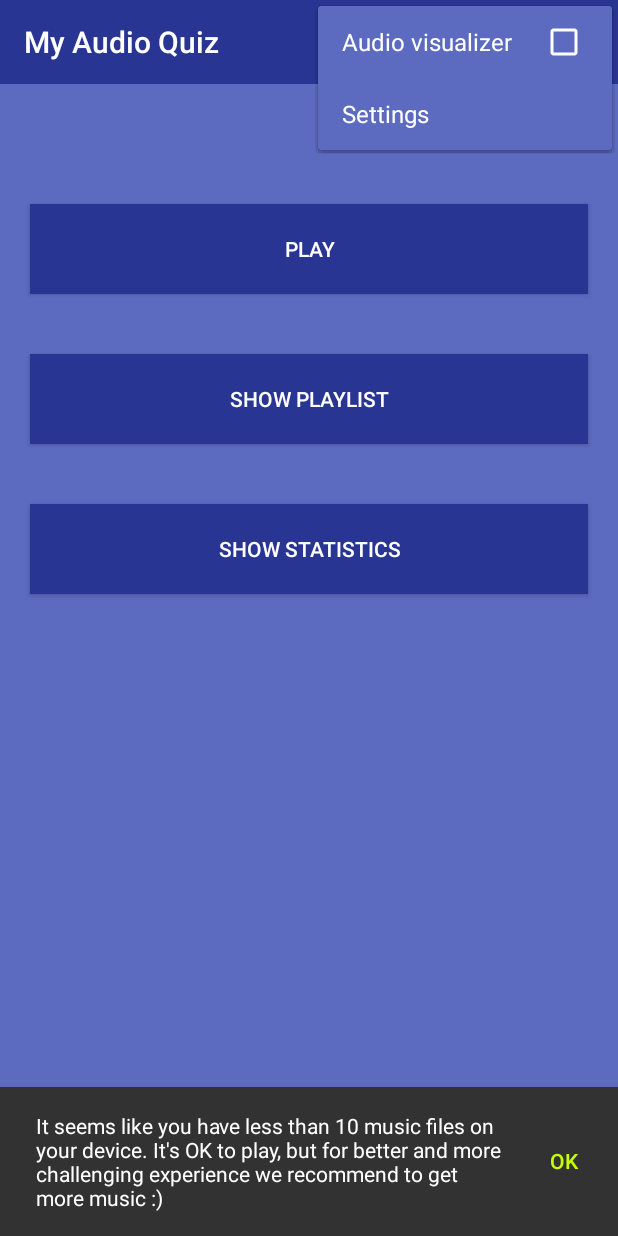
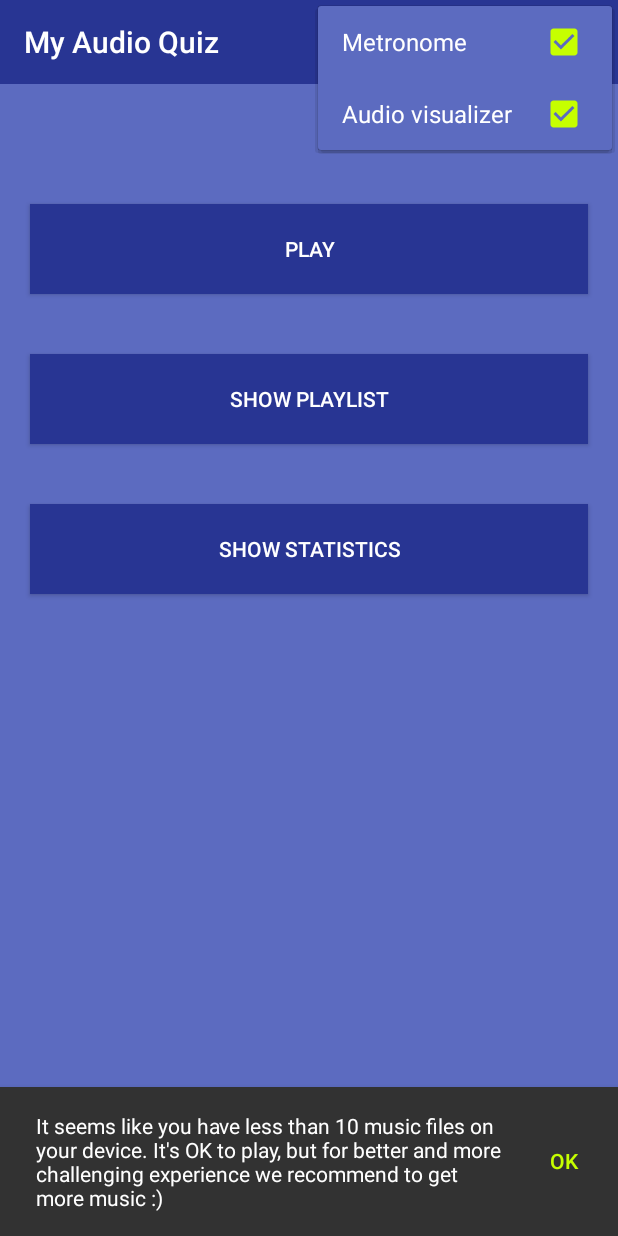
Before and after one commit to imaginary-unit/AudioQuiz, an Android app: the StartActivity screen opened directly, with no data from a screen before it, with the options menu open, on a phone screen of 412 x 824 dp. Run offline under Robolectric (Android 15) with nearby library versions, the phone set to English and light mode, and no system bars.

Commit message:
Added menu options for metronome and visualizer; + minor gameplay bug fixes

```diff
--- a/app/src/main/java/ru/imunit/maquiz/activities/GameActivity.java
+++ b/app/src/main/java/ru/imunit/maquiz/activities/GameActivity.java
@@ -17,6 +17,7 @@ import ru.imunit.maquiz.fragments.GameFragment;
 import ru.imunit.maquiz.fragments.ModelRetainFragment;
 import ru.imunit.maquiz.fragments.ResultsFragment;
 import ru.imunit.maquiz.managers.ExceptionNotifier;
+import ru.imunit.maquiz.managers.SettingsManager;
 import ru.imunit.maquiz.models.GameModel;
 import ru.imunit.maquizdb.DataSourceFactory;
 import ru.imunit.maquizdb.entities.DBTrack;
@@ -47,6 +48,8 @@ public class GameActivity extends AppCompatActivity
             mModelRetainFragment.setModel(new GameModel(DataSourceFactory.getDataSource(this)));
             getSupportFragmentManager().beginTransaction()
                     .add(mModelRetainFragment, "ModelRetain").commit();
+            mModelRetainFragment.getModel().setMetronomeEnabled(
+                    new SettingsManager(this).getMetronomeState());
         }
         mModel = mModelRetainFragment.getModel();
         mModel.setAsyncExceptionListener(new GameModel.AsyncExceptionListener() {
--- /dev/null
+++ b/app/src/main/java/ru/imunit/maquiz/managers/SettingsManager.java
@@ -0,0 +1,45 @@
+package ru.imunit.maquiz.managers;
+
+import android.content.Context;
+import android.content.SharedPreferences;
+
+/**
+ * Created by lemoist on 10.08.16.
+ */
+
+public class SettingsManager {
+
+    public SettingsManager(Context context) {
+        mContext = context;
+    }
+
+    public void setVisualizerState(boolean state) {
+        SharedPreferences sp = mContext.getSharedPreferences(PREFS_NAME, 0);
+        SharedPreferences.Editor editor = sp.edit();
+        editor.putBoolean(VISUALIZER_STATE, state);
+        editor.commit();
+    }
+
+    public void setMetronomeState(boolean state) {
+        SharedPreferences sp = mContext.getSharedPreferences(PREFS_NAME, 0);
+        SharedPreferences.Editor editor = sp.edit();
+        editor.putBoolean(METRONOME_STATE, state);
+        editor.commit();
+    }
+
+    public boolean getVisualizerState() {
+        SharedPreferences sp = mContext.getSharedPreferences(PREFS_NAME, 0);
+        return sp.getBoolean(VISUALIZER_STATE, true);
+    }
+
+    public boolean getMetronomeState() {
+        SharedPreferences sp = mContext.getSharedPreferences(PREFS_NAME, 0);
+        return sp.getBoolean(METRONOME_STATE, true);
+    }
+
+    private Context mContext;
+
+    private static final String PREFS_NAME = "GamePreferences";
+    private static final String VISUALIZER_STATE = "visualizerState";
+    private static final String METRONOME_STATE = "metronomeState";
+}
--- a/app/src/main/res/menu/menu_main.xml
+++ b/app/src/main/res/menu/menu_main.xml
@@ -3,13 +3,19 @@
     xmlns:tools="http://schemas.android.com/tools"
     tools:context=".activities.StartActivity">
 
-    <item android:id="@+id/action_settings" android:title="@string/action_settings"
-        android:orderInCategory="100" app:showAsAction="never" />
+    <item
+        android:id="@+id/action_metronome"
+        android:title="@string/menu_metronome"
+        app:showAsAction="never"
+        android:checkable="true"
+        android:checked="true"
+        />
+
     <item
         android:id="@+id/action_visualizer"
         android:title="@string/menu_audio_visualizer"
         app:showAsAction="never"
         android:checkable="true"
-        android:checked="false"
+        android:checked="true"
         />
 </menu>
--- a/app/src/main/res/values/strings.xml
+++ b/app/src/main/res/values/strings.xml
@@ -98,4 +98,5 @@
     <string name="game_results_clean_game">Clean game! (Score x 1.5)</string>
     <string name="game_results_new_highscore">New highscore!</string>
     <string name="menu_audio_visualizer">Audio visualizer</string>
+    <string name="menu_metronome">Metronome</string>
 </resources>
```
Also changed, not shown: app/src/main/java/ru/imunit/maquiz/activities/StartActivity.java (+43 -2 lines), app/src/main/java/ru/imunit/maquiz/fragments/GameFragment.java (+6 -2 lines), app/src/main/java/ru/imunit/maquiz/views/widgets/InfoBar.java (+12 -6 lines).
